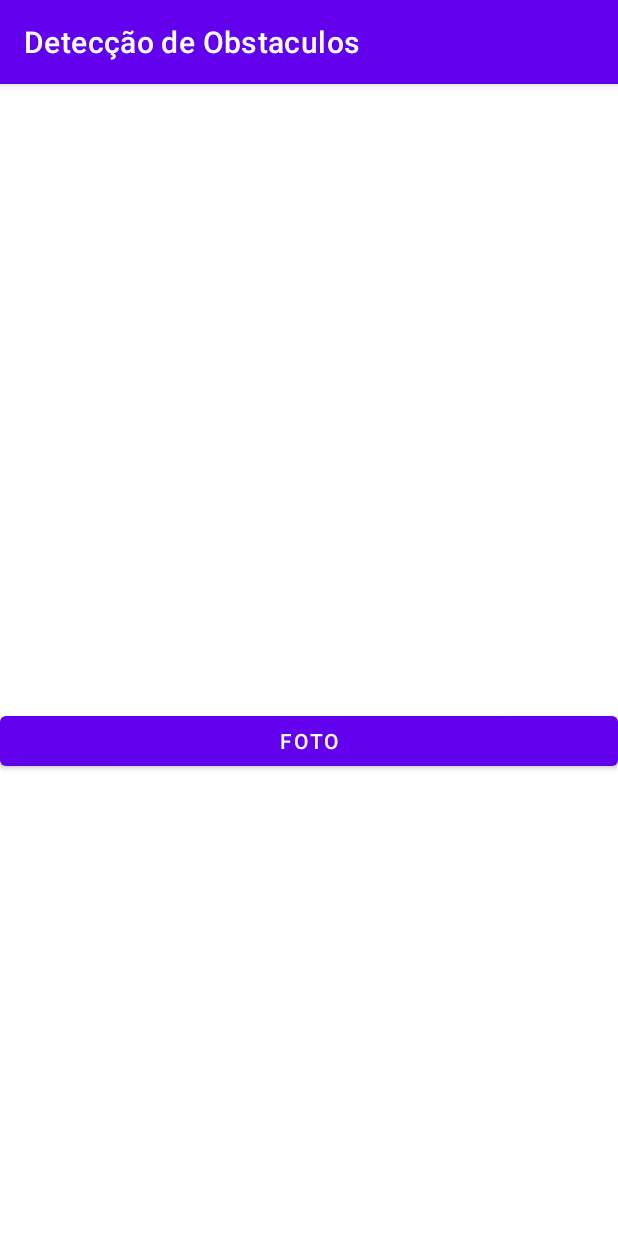
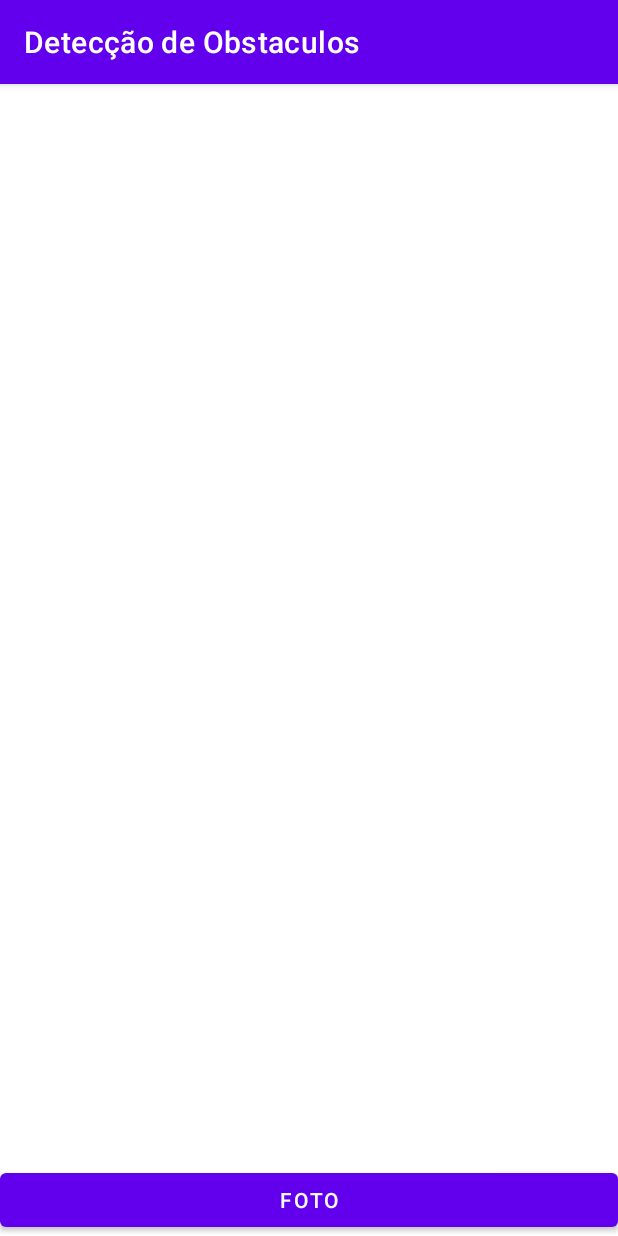
Before and after one commit to GabrielSanga/obstacle-detection-ANDROID, an Android app: the screen it shows after launch (MainActivity), on a phone screen of 412 x 824 dp. Run offline under Robolectric (Android 15) with nearby library versions, the phone set to English and light mode, and no system bars.

Commit message:
Finalizando comunicação com a APO

```diff
--- a/app/build.gradle
+++ b/app/build.gradle
@@ -35,4 +35,5 @@ dependencies {
     androidTestImplementation 'androidx.test.ext:junit:1.1.3'
     androidTestImplementation 'androidx.test.espresso:espresso-core:3.4.0'
     implementation 'com.squareup.okhttp3:okhttp:4.9.0'
+    implementation 'com.google.code.gson:gson:2.8.2'
 }
--- a/app/src/main/java/br/com/projeto/iniciacaocientifica/MainActivity.java
+++ b/app/src/main/java/br/com/projeto/iniciacaocientifica/MainActivity.java
@@ -5,12 +5,11 @@ import android.app.Activity;
 import android.content.Intent;
 import android.content.pm.PackageManager;
 import android.graphics.Bitmap;
-import android.graphics.BitmapFactory;
+import android.media.MediaPlayer;
 import android.os.Bundle;
 import android.provider.MediaStore;
 import android.view.View;
 import android.widget.ImageView;
-import android.widget.TextView;
 
 import androidx.appcompat.app.AppCompatActivity;
 import androidx.core.app.ActivityCompat;
@@ -20,8 +19,6 @@ import androidx.activity.result.ActivityResultCallback;
 import androidx.activity.result.ActivityResultLauncher;
 import androidx.activity.result.contract.ActivityResultContracts;
 
-import android.widget.Toast;
-
 import org.jetbrains.annotations.NotNull;
 
 import java.io.ByteArrayOutputStream;
@@ -29,7 +26,6 @@ import java.io.IOException;
 
 import okhttp3.Call;
 import okhttp3.Callback;
-import okhttp3.FormBody;
 import okhttp3.MediaType;
 import okhttp3.MultipartBody;
 import okhttp3.OkHttpClient;
@@ -37,21 +33,34 @@ import okhttp3.Request;
 import okhttp3.RequestBody;
 import okhttp3.Response;
 
+import com.google.gson.Gson;
+import com.google.gson.GsonBuilder;
+import com.google.gson.JsonElement;
+
+
 public class MainActivity extends AppCompatActivity {
     ImageView imageViewFoto;
-    TextView pagenameTextView;
+
+    private MediaPlayer soundClear = null;
+    private MediaPlayer soundNotClear = null;
+
+    private Gson gson = new GsonBuilder().setPrettyPrinting().create();
+
+    private Employee retorno = null;
 
     @Override
     public void onCreate(Bundle savedInstanceState){
         super.onCreate(savedInstanceState);
         setContentView(R.layout.activity_main);
 
+        soundClear = MediaPlayer.create(MainActivity.this, R.raw.clear);
+        soundNotClear = MediaPlayer.create(MainActivity.this, R.raw.notclear);
+
         if (ActivityCompat.checkSelfPermission(this, Manifest.permission.CAMERA) != PackageManager.PERMISSION_GRANTED){
             ActivityCompat.requestPermissions(this, new String[]{ Manifest.permission.CAMERA }, 0);
         }
 
         imageViewFoto = findViewById(R.id.imageView);
-        pagenameTextView = findViewById(R.id.pagename);
 
         findViewById(R.id.button).setOnClickListener(new View.OnClickListener() {
             @Override
@@ -85,14 +94,13 @@ public class MainActivity extends AppCompatActivity {
                 try {
                     imagem.compress(Bitmap.CompressFormat.JPEG, 100, stream);
                 }catch(Exception e){
-                    pagenameTextView.setText(e.getMessage());
                     return;
                 }
                 byte[] byteArray = stream.toByteArray();
 
                 RequestBody postBodyImage = new MultipartBody.Builder().setType(MultipartBody.FORM).addFormDataPart("files[]", "androidFlask.jpg", RequestBody.create(MediaType.parse("image/*jpg"), byteArray)).build();
 
-                Request request = new Request.Builder().url("http://192.168.0.101:5000/upload").post(postBodyImage).build();
+                Request request = new Request.Builder().url("http://192.168.0.105:5000/upload").post(postBodyImage).build();
 
                 //Enviando requisição e recuperando a resposta
                 client.newCall(request).enqueue(new Callback() {
@@ -101,14 +109,21 @@ public class MainActivity extends AppCompatActivity {
                         runOnUiThread(new Runnable() {
                             @Override
                             public void run() {
-                                pagenameTextView.setText(e.getCause().getMessage());
+                                soundNotClear.start();
+                                System.out.println(e);
                             }
                         });
                     }
 
                     @Override
                     public void onResponse(@NotNull Call call, @NotNull Response response) throws IOException {
-                        pagenameTextView.setText(response.body().string());
+                        retorno = gson.fromJson(response.body().string(), Employee.class);
+
+                        if (Integer.parseInt(retorno.getResult()) == 1){
+                            soundClear.start();
+                        } else {
+                            soundNotClear.start();
+                        }
                     }
                 });
             }
--- a/app/src/main/res/layout/activity_main.xml
+++ b/app/src/main/res/layout/activity_main.xml
@@ -1,6 +1,5 @@
 <?xml version="1.0" encoding="utf-8"?>
-<androidx.constraintlayout.widget.ConstraintLayout
-    xmlns:android="http://schemas.android.com/apk/res/android"
+<androidx.constraintlayout.widget.ConstraintLayout xmlns:android="http://schemas.android.com/apk/res/android"
     xmlns:app="http://schemas.android.com/apk/res-auto"
     xmlns:tools="http://schemas.android.com/tools"
     android:layout_width="match_parent"
@@ -8,37 +7,19 @@
 
     <ImageView
         android:id="@+id/imageView"
-        android:layout_width="379dp"
-        android:layout_height="403dp"
-        app:layout_constraintEnd_toEndOf="parent"
-        app:layout_constraintHorizontal_bias="0.511"
-        app:layout_constraintStart_toStartOf="parent"
-        tools:layout_editor_absoluteY="35dp"
+        android:layout_width="match_parent"
+        android:layout_height="0dp"
+        app:layout_constraintBottom_toTopOf="@+id/button"
+        app:layout_constraintTop_toTopOf="parent"
+        app:layout_constraintVertical_bias="1.0"
+        tools:layout_editor_absoluteX="16dp"
         tools:srcCompat="@tools:sample/avatars" />
 
     <Button
         android:id="@+id/button"
         android:layout_width="match_parent"
-        android:layout_height="45dp"
-        android:layout_marginTop="12dp"
+        android:layout_height="wrap_content"
         android:text="Foto"
-        app:layout_constraintEnd_toEndOf="parent"
-        app:layout_constraintHorizontal_bias="0.0"
-        app:layout_constraintStart_toStartOf="parent"
-        app:layout_constraintTop_toBottomOf="@+id/imageView" />
+        app:layout_constraintBottom_toBottomOf="parent" />
 
-    <TextView
-        android:id="@+id/pagename"
-        android:layout_width="0dp"
-        android:layout_height="wrap_content"
-        android:layout_marginStart="12dp"
-        android:layout_marginEnd="12dp"
-        android:textAlignment="center"
-        android:textColor="@color/black"
-        android:textSize="16sp"
-        android:textStyle="bold"
-        app:layout_constraintEnd_toEndOf="parent"
-        app:layout_constraintHorizontal_bias="0.0"
-        app:layout_constraintStart_toStartOf="parent"
-        tools:layout_editor_absoluteY="614dp" />
 </androidx.constraintlayout.widget.ConstraintLayout>
--- a/build.gradle
+++ b/build.gradle
@@ -1,7 +1,7 @@
 // Top-level build file where you can add configuration options common to all sub-projects/modules.
 plugins {
-    id 'com.android.application' version '7.2.2' apply false
-    id 'com.android.library' version '7.2.2' apply false
+    id 'com.android.application' version '7.3.1' apply false
+    id 'com.android.library' version '7.3.1' apply false
 }
 
 task clean(type: Delete) {
```
Also changed, not shown: app/src/main/java/br/com/projeto/iniciacaocientifica/Employee.java (added, +14 -0 lines), gradle/wrapper/gradle-wrapper.properties, 2 other files.
